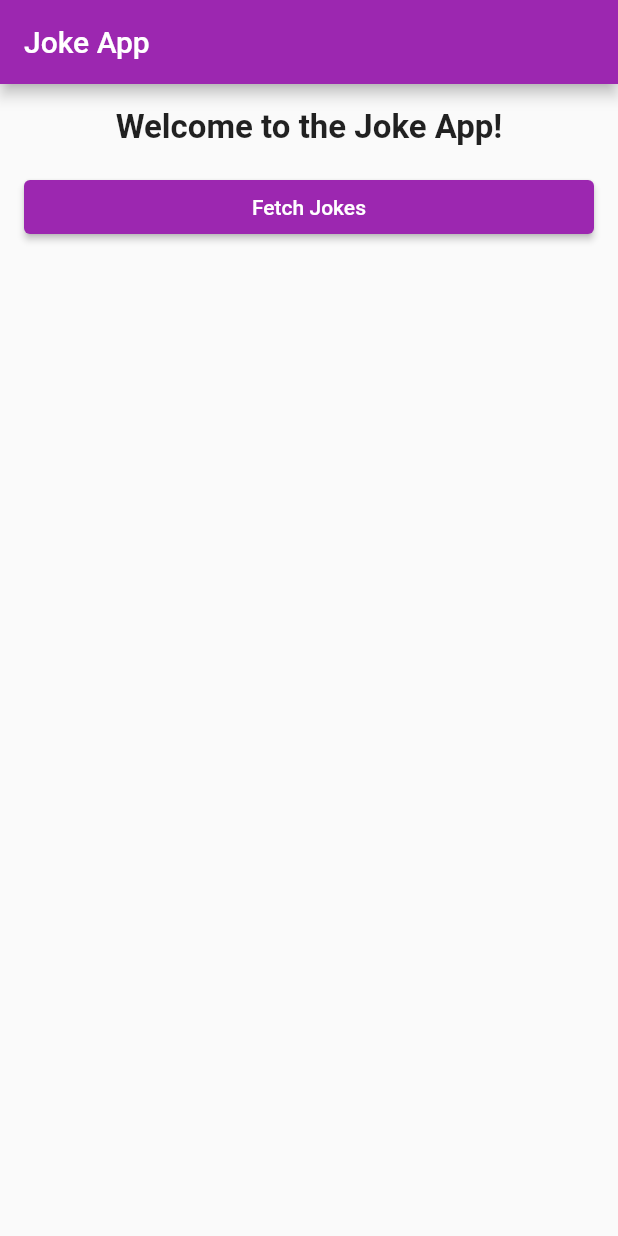
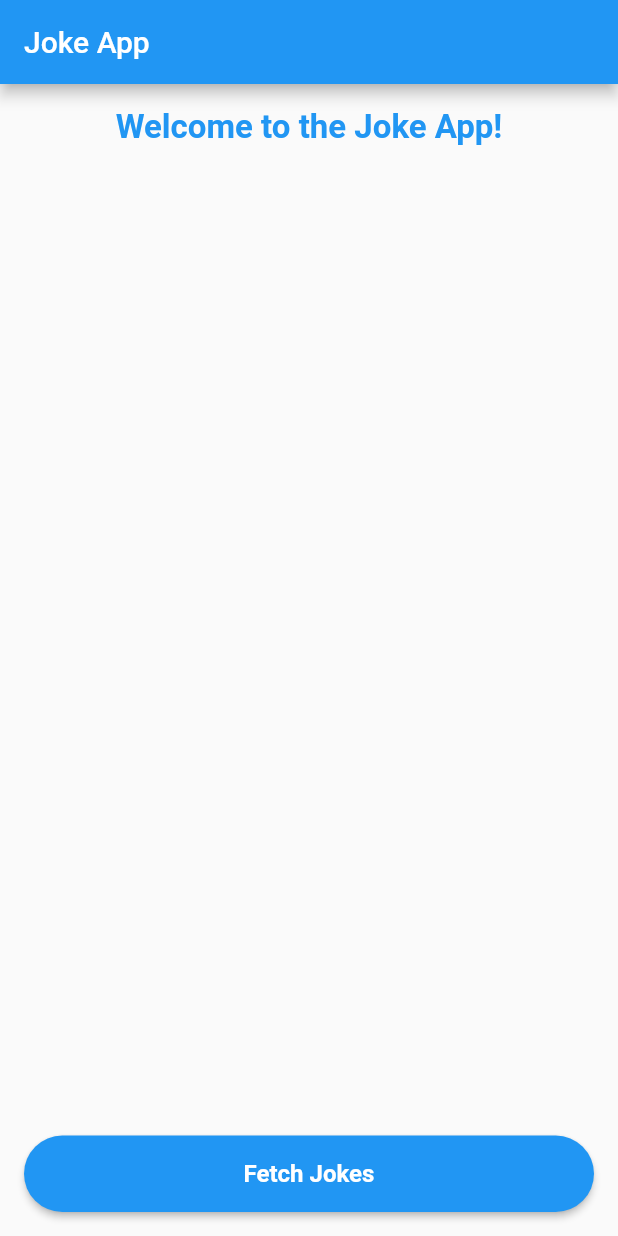
Before and after one commit to KalpaWishwajith/Flutter-App, a Flutter app: the screen it shows after launch, on a phone screen of 412 x 824 dp. Run offline on Flutter 3.47's test engine with Material 2 defaults, Android fonts, the phone set to English and light mode, and no system bars; our stand-ins replace dio.

Commit message:
Update UI elements and improve joke fetching functionality

```diff
--- a/lib/main.dart
+++ b/lib/main.dart
@@ -1,5 +1,5 @@
 import 'package:flutter/material.dart';
-import 'joke_service.dart'; // Import the JokeService file
+import 'joke_service.dart';
 
 void main() {
   runApp(const JokeApp());
@@ -14,7 +14,7 @@ class JokeApp extends StatelessWidget {
       debugShowCheckedModeBanner: false,
       title: 'Joke App',
       theme: ThemeData(
-        primarySwatch: Colors.purple,
+        primarySwatch: Colors.blue,
       ),
       home: const MyHomePage(title: 'Joke App'),
     );
@@ -27,11 +27,12 @@ class MyHomePage extends StatefulWidget {
   const MyHomePage({Key? key, required this.title}) : super(key: key);
 
   @override
+  // ignore: library_private_types_in_public_api
   _MyHomePageState createState() => _MyHomePageState();
 }
 
 class _MyHomePageState extends State<MyHomePage> {
-  final JokeService _jokeService = JokeService(); // Initialize JokeService
+  final JokeService _jokeService = JokeService();
   List<dynamic> _jokes = [];
   bool _isLoading = false;
 
@@ -41,8 +42,7 @@ class _MyHomePageState extends State<MyHomePage> {
     });
 
     try {
-      final jokes =
-          await _jokeService.fetchJokes(); // Fetch jokes using JokeService
+      final jokes = await _jokeService.fetchJokes();
       setState(() {
         _jokes = jokes;
       });
@@ -57,8 +57,6 @@ class _MyHomePageState extends State<MyHomePage> {
     }
   }
 
-
-
   @override
   Widget build(BuildContext context) {
     return Scaffold(
@@ -72,15 +70,11 @@ class _MyHomePageState extends State<MyHomePage> {
           children: [
             const Text(
               'Welcome to the Joke App!',
-              style: TextStyle(fontSize: 22, fontWeight: FontWeight.bold),
+              style: TextStyle(
+                  color: Colors.blue,
+                  fontSize: 22,
+                  fontWeight: FontWeight.bold),
               textAlign: TextAlign.center,
-            ),
-            const SizedBox(height: 16),
-            ElevatedButton(
-              onPressed: _isLoading ? null : fetchJokes,
-              child: _isLoading
-                  ? const CircularProgressIndicator(color: Colors.white)
-                  : const Text('Fetch Jokes'),
             ),
             const SizedBox(height: 16),
             Expanded(
@@ -88,7 +82,11 @@ class _MyHomePageState extends State<MyHomePage> {
                 itemCount: _jokes.length,
                 itemBuilder: (context, index) {
                   final joke = _jokes[index];
-                  return Card(
+                  return SizedBox(
+                    width: double.infinity,
+                    child: Card(
+                      color: Colors.grey[200],
+                      margin: const EdgeInsets.symmetric(vertical: 8),
                       child: Padding(
                         padding: const EdgeInsets.all(16.0),
                         child: Text(
@@ -98,8 +96,25 @@ class _MyHomePageState extends State<MyHomePage> {
                           style: const TextStyle(fontSize: 16),
                         ),
                       ),
+                    ),
                   );
                 },
+              ),
+            ),
+            ElevatedButton(
+              onPressed: _isLoading ? null : fetchJokes,
+              style: ElevatedButton.styleFrom(
+                padding: const EdgeInsets.symmetric(vertical: 16),
+                shape: RoundedRectangleBorder(
+                  borderRadius: BorderRadius.circular(30),
+                ),
+              ),
+              child: _isLoading
+                  ? const CircularProgressIndicator(color: Colors.white)
+                  : const Text(
+                      'Fetch Jokes',
+                      style:
+                          TextStyle(fontWeight: FontWeight.bold, fontSize: 16),
                     ),
             ),
           ],
```
Lines whose indentation alone changed are shown as unchanged.
